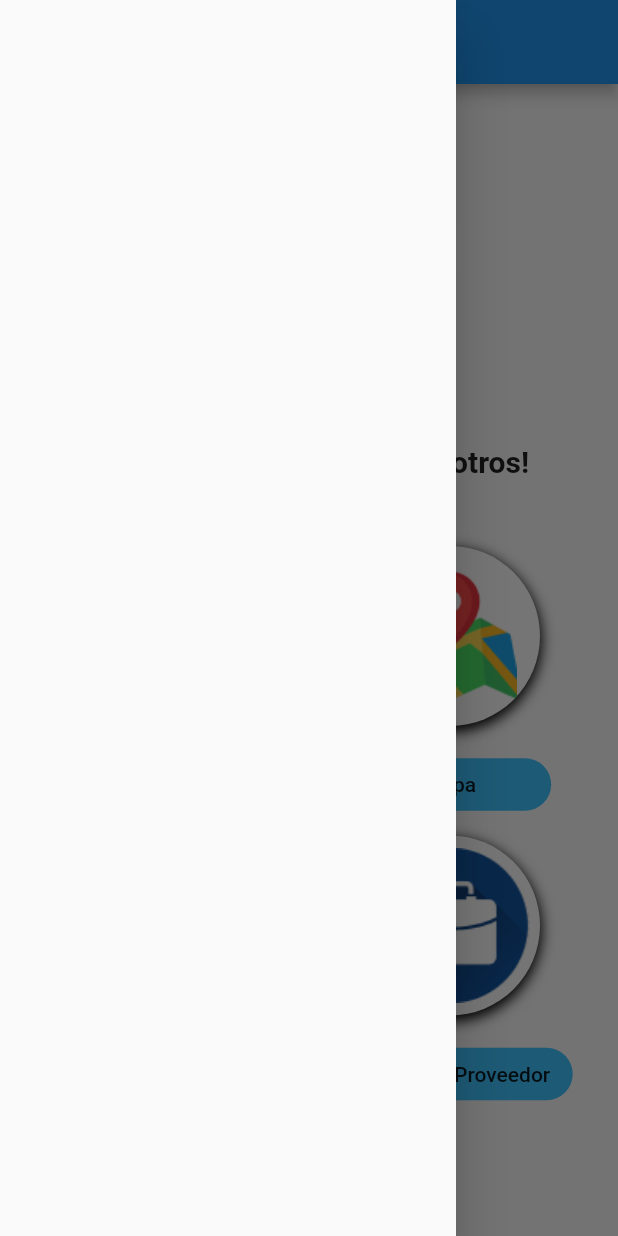
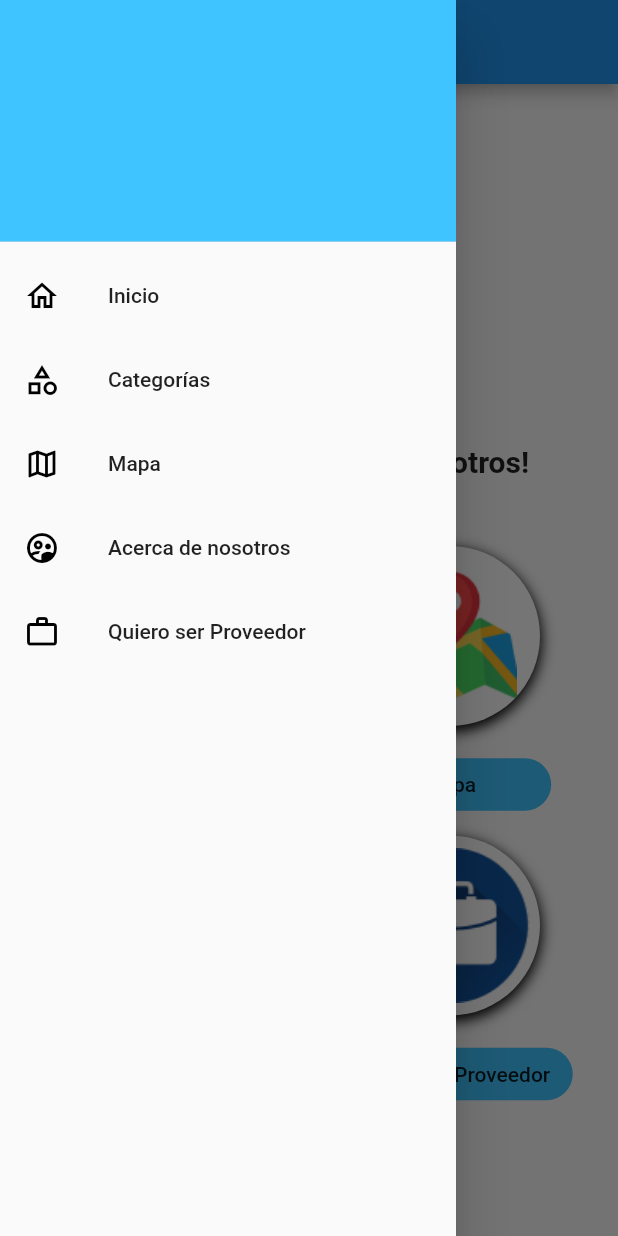
Before and after one commit to YexiCortez/NetJob, a Flutter app: the InicioUsuario screen opened directly, with the side drawer open, on a phone screen of 412 x 824 dp. Run offline on Flutter 3.47's test engine with Material 2 defaults, Android fonts, the phone set to English and light mode, and no system bars; Roboto replaces fonts that are missing (OpenSans).

Commit message:
menu izquierdo

```diff
--- a/lib/src/pages/inicio_usuario.dart
+++ b/lib/src/pages/inicio_usuario.dart
@@ -8,7 +8,7 @@ class InicioUsuario extends StatelessWidget {
       appBar: AppBar(
         title: Text('Inicio'),
       ),
-      drawer: crearMenu(),
+      drawer: CrearMenu(),
       body: Stack(
         children: <Widget>[
           Center(
--- a/lib/src/pages/login_page.dart
+++ b/lib/src/pages/login_page.dart
@@ -6,7 +6,7 @@ import 'package:proyecto/src/pages/transicion_inicio.dart';
 import 'dart:ui';
 
 import 'package:proyecto/utilities/constants.dart';
-import 'package:proyecto/src/pages/P_registro.dart';
+//import 'package:proyecto/src/pages/P_registro.dart';
 
 class LoginPage extends StatefulWidget {
   @override
--- a/lib/src/pages/menu_izquierdo.dart
+++ b/lib/src/pages/menu_izquierdo.dart
@@ -1,11 +1,55 @@
 
 
 import 'package:flutter/material.dart';
+import 'package:proyecto/src/pages/inicio_usuario.dart';
 
-Drawer crearMenu(){
-  return Drawer(
+class CrearMenu extends StatelessWidget {
+  @override
+  Widget build(BuildContext context) {
+    return Drawer(
     child: ListView(
+
       padding: EdgeInsets.zero,
+      children: [
+        DrawerHeader(
+          child: Container(),
+          decoration: BoxDecoration(
+            color: Colors.lightBlueAccent,
+          ),
+        ),
+
+        ListTile(
+          leading: Icon(Icons.home_outlined, color: Colors.black,),
+          title: Text('Inicio'),
+          onTap: ()=> Navigator.of(context).push(MaterialPageRoute(builder:(context)=>InicioUsuario())),
+        ),
+
+        ListTile(
+          leading: Icon(Icons.category_outlined, color: Colors.black,),
+          title: Text('Categorías'),
+          onTap: (){},
+        ),
+
+        ListTile(
+          leading: Icon(Icons.map_outlined, color: Colors.black,),
+          title: Text('Mapa'),
+          onTap: (){},
+        ),
+
+        ListTile(
+          leading: Icon(Icons.supervised_user_circle_outlined, color: Colors.black,),
+          title: Text('Acerca de nosotros'),
+          onTap: (){},
+        ),
+
+        ListTile(
+          leading: Icon(Icons.work_outline, color: Colors.black,),
+          title: Text('Quiero ser Proveedor'),
+          onTap: (){},
+        ),
+
+      ],
     )
     );
+  }
 }
```
